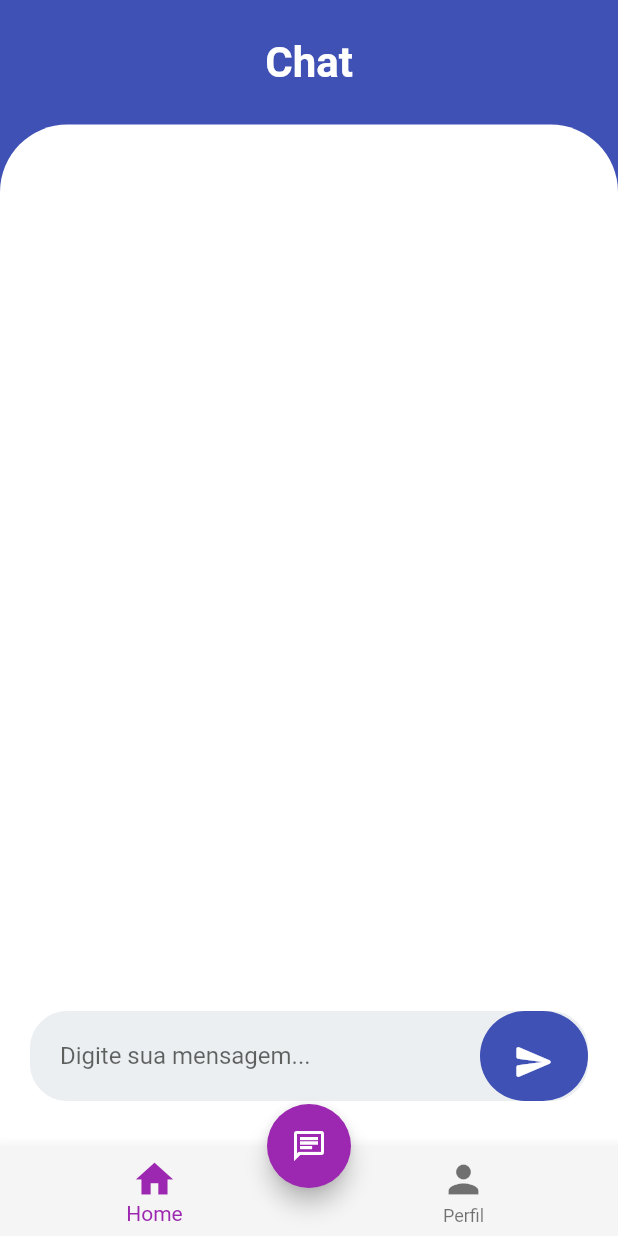
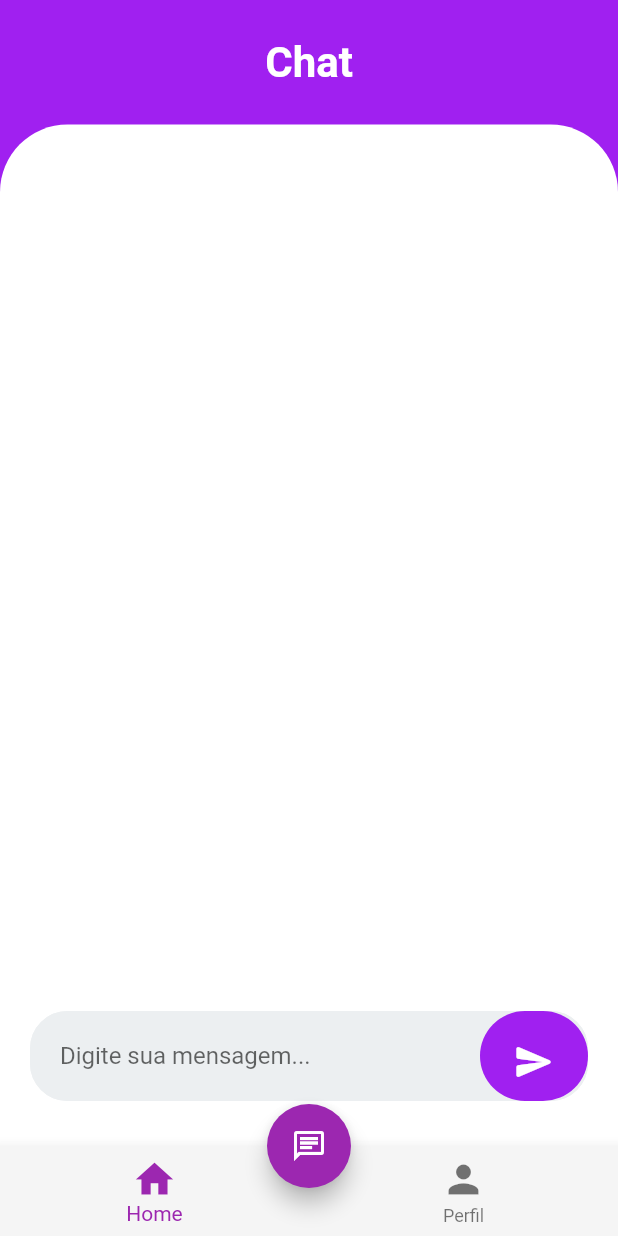
Before and after one commit to alex-custodio/adautis-app, a Flutter app: the screen it shows after launch, after a tap on the "chat" icon, on a phone screen of 412 x 824 dp. Run offline on Flutter 3.47's test engine with Material 2 defaults, Android fonts, the phone set to English and light mode, and no system bars.

Commit message:
atualizando código

```diff
--- a/lib/components/bottom_nav_bar.dart
+++ b/lib/components/bottom_nav_bar.dart
@@ -3,15 +3,12 @@ import 'package:adautisapp/screens/home/home_page.dart';
 import 'package:flutter/material.dart';
 
 class BottomNavBar extends StatelessWidget {
-  int index = 0;
   BottomNavBar({super.key});
 
   @override
   Widget build(BuildContext context) {
     return BottomNavigationBar(
-      currentIndex: index,
       onTap: (value) {
-        index = value;
         Navigator.of(context).push(MaterialPageRoute(
             builder: (context) => value == 0 ? HomePage() : ChatPage()));
         // Ao invés do ChatPage aqui deve estar ProfilePage
--- a/lib/screens/chat/chat_screen.dart
+++ b/lib/screens/chat/chat_screen.dart
@@ -21,7 +21,7 @@ class _ChatPageState extends State<ChatPage> {
       bottomNavigationBar: BottomNavBar(),
       floatingActionButton: ChatButton(),
       floatingActionButtonLocation: FloatingActionButtonLocation.centerDocked,
-      backgroundColor: Colors.indigo,
+      backgroundColor: Color(0xFFA020F0),
       body: SafeArea(
         child: Stack(
           children: [
@@ -102,7 +102,7 @@ class _ChatPageState extends State<ChatPage> {
               suffixIcon: Container(
                 decoration: BoxDecoration(
                     borderRadius: BorderRadius.circular(50),
-                    color: Colors.indigo),
+                    color: Color(0xFFA020F0)),
                 padding: EdgeInsets.all(12),
                 child: IconButton(
                   icon: Icon(
```
